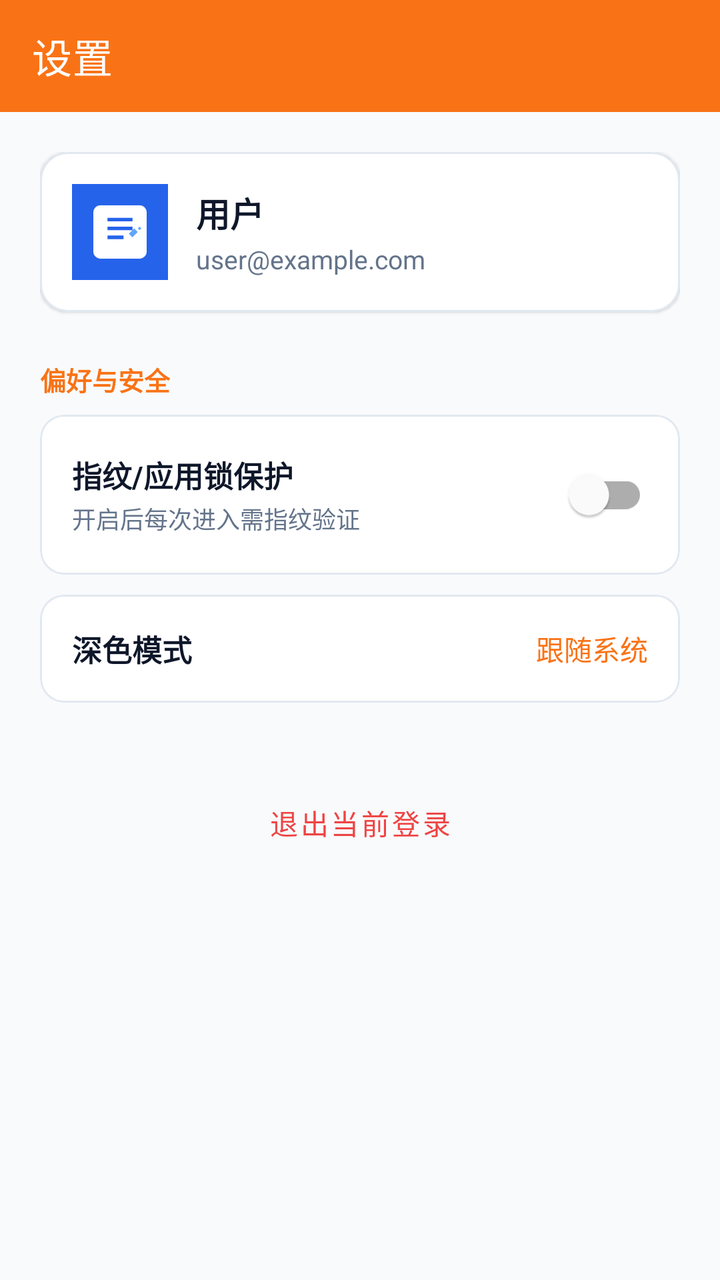
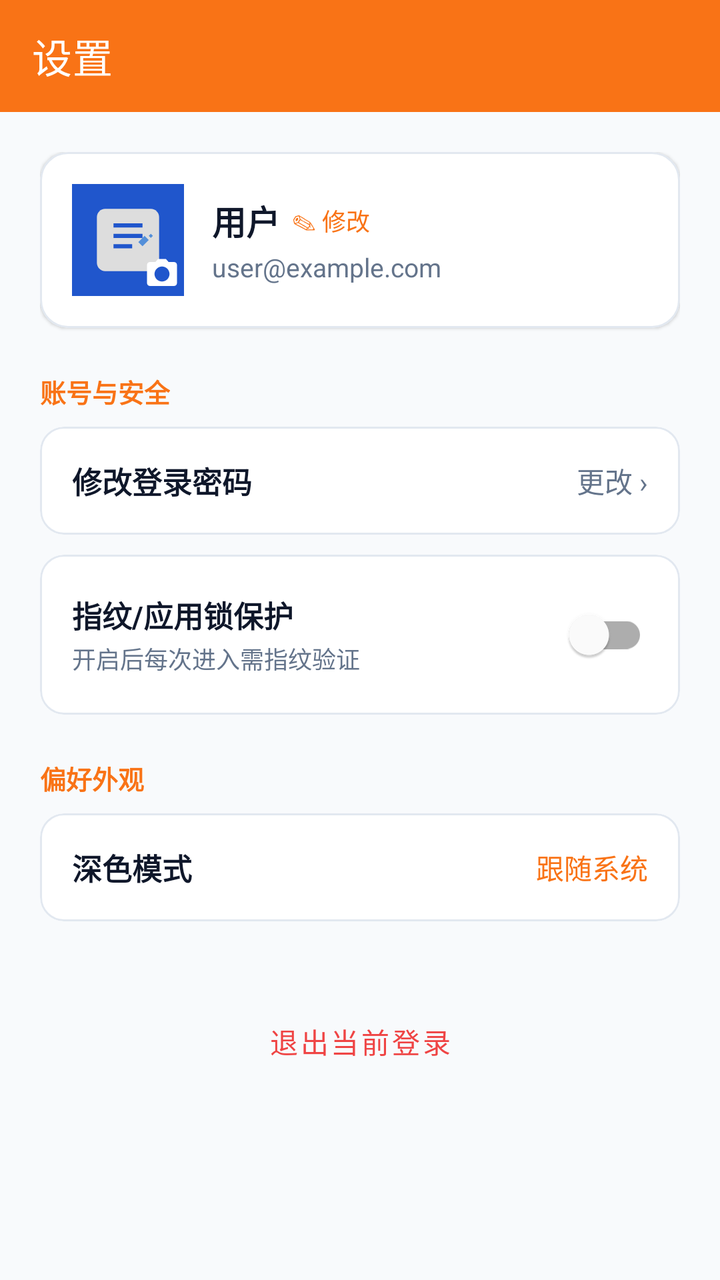

Compare the two renders of this Android layout. The source of the first and the diff that turns it into the second are given below.
<!-- AndroidManifest.xml: application theme Theme.CloudNotes -->
<!-- res/layout/activity_settings.xml -->
<?xml version="1.0" encoding="utf-8"?>
<ScrollView xmlns:android="http://schemas.android.com/apk/res/android"
    xmlns:app="http://schemas.android.com/apk/res-auto"
    android:layout_width="match_parent"
    android:layout_height="match_parent"
    android:fillViewport="true"
    android:background="@color/background">

    <LinearLayout
        android:layout_width="match_parent"
        android:layout_height="wrap_content"
        android:orientation="vertical">

        <androidx.appcompat.widget.Toolbar
            android:id="@+id/toolbar"
            android:layout_width="match_parent"
            android:layout_height="?attr/actionBarSize"
            android:background="@color/toolbar_bg"
            app:title="@string/title_settings"
            app:titleTextColor="@color/toolbar_text" />

        <LinearLayout
            android:layout_width="match_parent"
            android:layout_height="wrap_content"
            android:orientation="vertical"
            android:padding="20dp">

            
            <com.google.android.material.card.MaterialCardView
                android:layout_width="match_parent"
                android:layout_height="wrap_content"
                app:cardCornerRadius="14dp"
                app:cardElevation="1dp"
                app:strokeColor="@color/divider"
                app:strokeWidth="1dp"
                app:cardBackgroundColor="@color/card_bg">

                <LinearLayout
                    android:layout_width="match_parent"
                    android:layout_height="wrap_content"
                    android:orientation="horizontal"
                    android:gravity="center_vertical"
                    android:padding="16dp">

                    <ImageView
                        android:layout_width="48dp"
                        android:layout_height="48dp"
                        android:src="@drawable/ic_launcher" />

                    <LinearLayout
                        android:layout_width="0dp"
                        android:layout_height="wrap_content"
                        android:layout_weight="1"
                        android:layout_marginStart="14dp"
                        android:orientation="vertical">

                        <TextView
                            android:id="@+id/tvUsername"
                            android:layout_width="wrap_content"
                            android:layout_height="wrap_content"
                            android:text="用户"
                            android:textColor="@color/text_primary"
                            android:textSize="17sp"
                            android:textStyle="bold" />

                        <TextView
                            android:id="@+id/tvEmail"
                            android:layout_width="wrap_content"
                            android:layout_height="wrap_content"
                            android:layout_marginTop="2dp"
                            android:text="user@example.com"
                            android:textColor="@color/text_secondary"
                            android:textSize="13sp" />
                    </LinearLayout>
                </LinearLayout>
            </com.google.android.material.card.MaterialCardView>

            
            <TextView
                android:layout_width="wrap_content"
                android:layout_height="wrap_content"
                android:layout_marginTop="24dp"
                android:layout_marginBottom="8dp"
                android:text="偏好与安全"
                android:textColor="@color/primary"
                android:textSize="13sp"
                android:textStyle="bold" />

            
            <com.google.android.material.card.MaterialCardView
                android:layout_width="match_parent"
                android:layout_height="wrap_content"
                app:cardCornerRadius="12dp"
                app:cardElevation="0dp"
                app:strokeColor="@color/divider"
                app:strokeWidth="1dp"
                app:cardBackgroundColor="@color/card_bg">

                <LinearLayout
                    android:layout_width="match_parent"
                    android:layout_height="wrap_content"
                    android:orientation="horizontal"
                    android:gravity="center_vertical"
                    android:padding="16dp">

                    <LinearLayout
                        android:layout_width="0dp"
                        android:layout_height="wrap_content"
                        android:layout_weight="1"
                        android:orientation="vertical">

                        <TextView
                            android:layout_width="wrap_content"
                            android:layout_height="wrap_content"
                            android:text="@string/privacy_lock"
                            android:textColor="@color/text_primary"
                            android:textSize="15sp"
                            android:textStyle="bold" />

                        <TextView
                            android:layout_width="wrap_content"
                            android:layout_height="wrap_content"
                            android:layout_marginTop="2dp"
                            android:text="开启后每次进入需指纹验证"
                            android:textColor="@color/text_secondary"
                            android:textSize="12sp" />
                    </LinearLayout>

                    <com.google.android.material.switchmaterial.SwitchMaterial
                        android:id="@+id/switchBiometric"
                        android:layout_width="wrap_content"
                        android:layout_height="wrap_content" />
                </LinearLayout>
            </com.google.android.material.card.MaterialCardView>

            
            <com.google.android.material.card.MaterialCardView
                android:layout_width="match_parent"
                android:layout_height="wrap_content"
                android:layout_marginTop="10dp"
                app:cardCornerRadius="12dp"
                app:cardElevation="0dp"
                app:strokeColor="@color/divider"
                app:strokeWidth="1dp"
                app:cardBackgroundColor="@color/card_bg">

                <LinearLayout
                    android:layout_width="match_parent"
                    android:layout_height="wrap_content"
                    android:orientation="horizontal"
                    android:gravity="center_vertical"
                    android:padding="16dp">

                    <TextView
                        android:layout_width="0dp"
                        android:layout_height="wrap_content"
                        android:layout_weight="1"
                        android:text="@string/dark_mode"
                        android:textColor="@color/text_primary"
                        android:textSize="15sp"
                        android:textStyle="bold" />

                    <TextView
                        android:id="@+id/tvDarkModeDesc"
                        android:layout_width="wrap_content"
                        android:layout_height="wrap_content"
                        android:text="跟随系统"
                        android:textColor="@color/primary"
                        android:textSize="14sp" />
                </LinearLayout>
            </com.google.android.material.card.MaterialCardView>

            
            <Button
                android:id="@+id/btnLogout"
                android:layout_width="match_parent"
                android:layout_height="wrap_content"
                android:layout_marginTop="36dp"
                android:text="@string/logout"
                android:textColor="#EF4444"
                style="@style/Widget.MaterialComponents.Button.TextButton" />

        </LinearLayout>
    </LinearLayout>
</ScrollView>
<!-- resources referenced by this layout -->
<resources>
  <color name="background">#F8FAFC</color>
  <color name="card_bg">#FFFFFF</color>
  <color name="divider">#E2E8F0</color>
  <color name="primary">#F97316</color>
  <color name="text_primary">#0F172A</color>
  <color name="text_secondary">#64748B</color>
  <color name="toolbar_bg">#F97316</color>
  <color name="toolbar_text">#FFFFFF</color>
  <!-- drawable ic_launcher (drawable) -->
  <vector xmlns:android="http://schemas.android.com/apk/res/android"
      android:width="108dp"
      android:height="108dp"
      android:viewportWidth="108"
      android:viewportHeight="108">
      
      <path
          android:fillColor="#2563EB"
          android:pathData="M0,0h108v108h-108z"/>
      
      <path
          android:fillColor="#FFFFFF"
          android:pathData="M32,24h44c4.42,0 8,3.58 8,8v44c0,4.42 -3.58,8 -8,8H32c-4.42,0 -8,-3.58 -8,-8V32c0,-4.42 3.58,-8 8,-8z"/>
      <path
          android:fillColor="#2563EB"
          android:pathData="M40,38h28v4H40zM40,48h28v4H40zM40,58h18v4H40z"/>
      <path
          android:fillColor="#60A5FA"
          android:pathData="M64,56l6,-6 4,4 -6,6zM76,52l-2,-2 2,-2 2,2z"/>
  </vector>
  <string name="dark_mode">深色模式</string>
  <string name="logout">退出当前登录</string>
  <string name="privacy_lock">指纹/应用锁保护</string>
  <string name="title_settings">设置</string>
  <style name="Theme.CloudNotes" parent="Theme.MaterialComponents.DayNight.NoActionBar">
          <item name="colorPrimary">@color/primary</item>
          <item name="colorPrimaryVariant">@color/primary_dark</item>
          <item name="colorOnPrimary">#FFFFFF</item>
          <item name="colorSecondary">@color/accent</item>
          <item name="colorSecondaryVariant">@color/primary_dark</item>
          <item name="colorOnSecondary">#FFFFFF</item>
          <item name="android:statusBarColor">@color/toolbar_bg</item>
          <item name="android:windowBackground">@color/background</item>
      </style>
  <color name="primary_dark">#EA580C</color>
  <color name="accent">#FB923C</color>
</resources>

<!-- the commit's change to res/layout/activity_settings.xml (unified diff, before → after) -->
@@ -42,26 +42,67 @@
                     android:gravity="center_vertical"
                     android:padding="16dp">
 
-                    <ImageView
-                        android:layout_width="48dp"
-                        android:layout_height="48dp"
-                        android:src="@drawable/ic_launcher" />
+                    <FrameLayout
+                        android:id="@+id/layoutAvatar"
+                        android:layout_width="56dp"
+                        android:layout_height="56dp"
+                        android:clickable="true"
+                        android:focusable="true">
+
+                        <ImageView
+                            android:id="@+id/ivAvatar"
+                            android:layout_width="match_parent"
+                            android:layout_height="match_parent"
+                            android:scaleType="centerCrop"
+                            android:src="@drawable/ic_launcher" />
+
+                        <View
+                            android:layout_width="match_parent"
+                            android:layout_height="match_parent"
+                            android:background="#22000000" />
+
+                        <ImageView
+                            android:layout_width="18dp"
+                            android:layout_height="18dp"
+                            android:layout_gravity="bottom|end"
+                            android:layout_margin="2dp"
+                            android:src="@drawable/ic_camera"
+                            app:tint="#FFFFFF" />
+                    </FrameLayout>
 
                     <LinearLayout
+                        android:id="@+id/layoutUserInfo"
                         android:layout_width="0dp"
                         android:layout_height="wrap_content"
                         android:layout_weight="1"
                         android:layout_marginStart="14dp"
-                        android:orientation="vertical">
-
-                        <TextView
-                            android:id="@+id/tvUsername"
-                            android:layout_width="wrap_content"
-                            android:layout_height="wrap_content"
-                            android:text="用户"
-                            android:textColor="@color/text_primary"
-                            android:textSize="17sp"
-                            android:textStyle="bold" />
+                        android:orientation="vertical"
+                        android:clickable="true"
+                        android:focusable="true">
+
+                        <LinearLayout
+                            android:layout_width="wrap_content"
+                            android:layout_height="wrap_content"
+                            android:orientation="horizontal"
+                            android:gravity="center_vertical">
+
+                            <TextView
+                                android:id="@+id/tvUsername"
+                                android:layout_width="wrap_content"
+                                android:layout_height="wrap_content"
+                                android:text="用户"
+                                android:textColor="@color/text_primary"
+                                android:textSize="17sp"
+                                android:textStyle="bold" />
+
+                            <TextView
+                                android:layout_width="wrap_content"
+                                android:layout_height="wrap_content"
+                                android:layout_marginStart="6dp"
+                                android:text="✎ 修改"
+                                android:textColor="@color/primary"
+                                android:textSize="12sp" />
+                        </LinearLayout>
 
                         <TextView
                             android:id="@+id/tvEmail"
@@ -79,17 +120,56 @@
             <TextView
                 android:layout_width="wrap_content"
                 android:layout_height="wrap_content"
-                android:layout_marginTop="24dp"
+                android:layout_marginTop="22dp"
                 android:layout_marginBottom="8dp"
-                android:text="偏好与安全"
+                android:text="账号与安全"
                 android:textColor="@color/primary"
                 android:textSize="13sp"
                 android:textStyle="bold" />
 
             
             <com.google.android.material.card.MaterialCardView
-                android:layout_width="match_parent"
-                android:layout_height="wrap_content"
+                android:id="@+id/cardChangePassword"
+                android:layout_width="match_parent"
+                android:layout_height="wrap_content"
+                app:cardCornerRadius="12dp"
+                app:cardElevation="0dp"
+                app:strokeColor="@color/divider"
+                app:strokeWidth="1dp"
+                app:cardBackgroundColor="@color/card_bg"
+                android:clickable="true"
+                android:focusable="true">
+
+                <LinearLayout
+                    android:layout_width="match_parent"
+                    android:layout_height="wrap_content"
+                    android:orientation="horizontal"
+                    android:gravity="center_vertical"
+                    android:padding="16dp">
+
+                    <TextView
+                        android:layout_width="0dp"
+                        android:layout_height="wrap_content"
+                        android:layout_weight="1"
+                        android:text="修改登录密码"
+                        android:textColor="@color/text_primary"
+                        android:textSize="15sp"
+                        android:textStyle="bold" />
+
+                    <TextView
+                        android:layout_width="wrap_content"
+                        android:layout_height="wrap_content"
+                        android:text="更改 ›"
+                        android:textColor="@color/text_secondary"
+                        android:textSize="14sp" />
+                </LinearLayout>
+            </com.google.android.material.card.MaterialCardView>
+
+            
+            <com.google.android.material.card.MaterialCardView
+                android:layout_width="match_parent"
+                android:layout_height="wrap_content"
+                android:layout_marginTop="10dp"
                 app:cardCornerRadius="12dp"
                 app:cardElevation="0dp"
                 app:strokeColor="@color/divider"
@@ -134,10 +214,19 @@
             </com.google.android.material.card.MaterialCardView>
 
             
-            <com.google.android.material.card.MaterialCardView
-                android:layout_width="match_parent"
-                android:layout_height="wrap_content"
-                android:layout_marginTop="10dp"
+            <TextView
+                android:layout_width="wrap_content"
+                android:layout_height="wrap_content"
+                android:layout_marginTop="22dp"
+                android:layout_marginBottom="8dp"
+                android:text="偏好外观"
+                android:textColor="@color/primary"
+                android:textSize="13sp"
+                android:textStyle="bold" />
+
+            <com.google.android.material.card.MaterialCardView
+                android:layout_width="match_parent"
+                android:layout_height="wrap_content"
                 app:cardCornerRadius="12dp"
                 app:cardElevation="0dp"
                 app:strokeColor="@color/divider"
<!-- resource entries referenced after the edit -->
@@ -8,6 +8,11 @@
   <color name="text_secondary">#64748B</color>
   <color name="toolbar_bg">#F97316</color>
   <color name="toolbar_text">#FFFFFF</color>
+  <!-- drawable ic_camera (drawable) -->
+  <vector xmlns:android="http://schemas.android.com/apk/res/android"
+      android:width="24dp" android:height="24dp" android:viewportWidth="24" android:viewportHeight="24">
+      <path android:fillColor="#F97316" android:pathData="M9.4,2L7.6,4H4c-1.1,0 -2,0.9 -2,2v12c0,1.1 0.9,2 2,2h16c1.1,0 2,-0.9 2,-2V6c0,-1.1 -0.9,-2 -2,-2h-3.6l-1.8,-2H9.4zM12,17c-2.76,0 -5,-2.24 -5,-5s2.24,-5 5,-5 5,2.24 5,5 -2.24,5 -5,5z"/>
+  </vector>
   <!-- drawable ic_launcher (drawable) -->
   <vector xmlns:android="http://schemas.android.com/apk/res/android"
       android:width="108dp"
